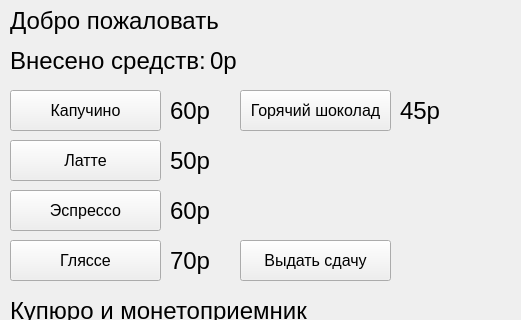
First picture: the form in mainwindow.ui, repository RuslanBarcho/Vending-machine-courcework, before the edit; both pictures show x 0 to 521 and y 0 to 320 of the 521 by 541 pixel window.
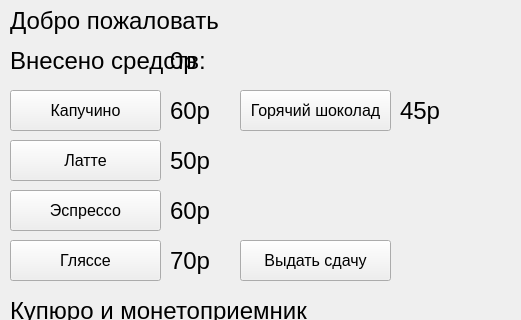
Second picture: the form after the edit.

```diff
--- a/mainwindow.ui
+++ b/mainwindow.ui
@@ -59,7 +59,7 @@
    <widget class="QLabel" name="label_user_money">
     <property name="geometry">
      <rect>
-      <x>210</x>
+      <x>170</x>
       <y>40</y>
       <width>281</width>
       <height>41</height>
```
